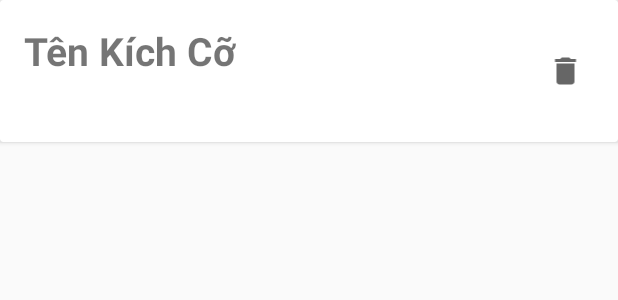
After one commit to phamquanghungkma/ManagementFoodApp, an Android app: the layout layout_addon_size_item.xml on its own in the app's theme, with its tools: preview values and no code run, on a phone screen of 412 x 824 dp. The commit adds this screen. Shown: the top 300 px of the screen. Run offline under Robolectric (Android 15) with nearby library versions, the phone set to English and light mode, and no system bars.

Commit message:
done vid 37

```diff
--- a/app/src/main/AndroidManifest.xml
+++ b/app/src/main/AndroidManifest.xml
@@ -9,10 +9,11 @@
         android:roundIcon="@mipmap/ic_launcher_round"
         android:supportsRtl="true"
         android:theme="@style/AppTheme">
+        <activity android:name=".SizeAddonEditActivity"></activity>
         <activity
             android:name=".HomeActivity"
             android:label="@string/title_activity_home"
-            android:theme="@style/AppTheme.NoActionBar"></activity>
+            android:theme="@style/AppTheme.NoActionBar" />
         <activity android:name=".MainActivity">
             <intent-filter>
                 <action android:name="android.intent.action.MAIN" />
--- /dev/null
+++ b/app/src/main/java/com/tofukma/serverorderapp/eventbus/SelectSizeModel.kt
@@ -0,0 +1,6 @@
+package com.tofukma.serverorderapp.eventbus
+
+import com.tofukma.serverorderapp.model.SizeModel
+
+class SelectSizeModel(var sizeModel: SizeModel) {
+}
--- /dev/null
+++ b/app/src/main/java/com/tofukma/serverorderapp/eventbus/SizeAddonEditEvent.kt
@@ -0,0 +1,5 @@
+package com.tofukma.serverorderapp.eventbus
+
+class SizeAddonEditEvent(var isAddon:Boolean,var pos:Int) {
+
+}
--- /dev/null
+++ b/app/src/main/res/drawable/ic_baseline_delete_24.xml
@@ -0,0 +1,10 @@
+<vector xmlns:android="http://schemas.android.com/apk/res/android"
+    android:width="24dp"
+    android:height="24dp"
+    android:viewportWidth="24"
+    android:viewportHeight="24"
+    android:tint="?attr/colorControlNormal">
+  <path
+      android:fillColor="@android:color/white"
+      android:pathData="M6,19c0,1.1 0.9,2 2,2h8c1.1,0 2,-0.9 2,-2V7H6v12zM19,4h-3.5l-1,-1h-5l-1,1H5v2h14V4z"/>
+</vector>
--- /dev/null
+++ b/app/src/main/res/layout/layout_addon_size_item.xml
@@ -0,0 +1,43 @@
+<?xml version="1.0" encoding="utf-8"?>
+<androidx.cardview.widget.CardView
+    xmlns:android="http://schemas.android.com/apk/res/android"
+    android:layout_width="match_parent"
+    android:layout_height="wrap_content">
+
+    <LinearLayout
+        android:layout_width="match_parent"
+        android:layout_height="wrap_content"
+        android:orientation="horizontal"
+        android:weightSum="10"
+        android:padding="16dp">
+        <LinearLayout
+            android:layout_width="0dp"
+            android:layout_height="wrap_content"
+            android:layout_weight="9"
+            android:orientation="vertical">
+
+            <TextView
+                android:layout_width="match_parent"
+                android:layout_height="wrap_content"
+                android:id="@+id/txt_name"
+                android:text="Tên Kích Cỡ"
+                android:textStyle="bold"
+                android:textSize="26sp"></TextView>
+
+            <TextView
+                android:layout_width="match_parent"
+                android:layout_height="wrap_content"
+                android:id="@+id/txt_price"
+                android:textStyle="bold"
+                android:textSize="20sp"></TextView>
+
+        </LinearLayout>
+        <ImageView
+            android:layout_width="0dp"
+            android:id="@+id/img_delete"
+            android:layout_height="wrap_content"
+            android:layout_gravity="center"
+            android:layout_weight="1"
+            android:src="@drawable/ic_baseline_delete_24"/>
+    </LinearLayout>
+</androidx.cardview.widget.CardView>
--- a/app/src/main/res/values/styles.xml
+++ b/app/src/main/res/values/styles.xml
@@ -1,6 +1,6 @@
 <resources>
     <!-- Base application theme. -->
-    <style name="AppTheme" parent="Theme.AppCompat.Light.DarkActionBar">
+    <style name="AppTheme" parent="Theme.AppCompat.Light.NoActionBar">
         <!-- Customize your theme here. -->
         <item name="colorPrimary">@color/colorPrimary</item>
         <item name="colorPrimaryDark">@color/colorPrimaryDark</item>
@@ -15,5 +15,7 @@
     <style name="AppTheme.AppBarOverlay" parent="ThemeOverlay.AppCompat.Dark.ActionBar" />
 
     <style name="AppTheme.PopupOverlay" parent="ThemeOverlay.AppCompat.Light" />
-
+    <style name="ToolbarColoredBackArrow" parent="AppTheme">
+        <item name="android:textColorSecondary">@android:color/white</item>
+    </style>
 </resources>
```
Also changed, not shown: app/src/main/java/com/tofukma/serverorderapp/SizeAddonEditActivity.kt (added, +220 -0 lines), app/src/main/java/com/tofukma/serverorderapp/adapter/MyAddonAdapter.kt (added, +94 -0 lines), app/src/main/java/com/tofukma/serverorderapp/adapter/MySizeAdapter.kt (added, +87 -0 lines), app/src/main/java/com/tofukma/serverorderapp/eventbus/SelectAddonModel.kt (added, +7 -0 lines), app/src/main/java/com/tofukma/serverorderapp/eventbus/UpdateAddonModel.kt (added, +12 -0 lines), app/src/main/java/com/tofukma/serverorderapp/eventbus/UpdateSizeModel.kt (added, +11 -0 lines), app/src/main/java/com/tofukma/serverorderapp/ui/foodlist/FoodListFragment.kt (+36 -1 lines), app/src/main/res/drawable/ic_baseline_save_24.xml (added, +10 -0 lines), app/src/main/res/layout/activity_size_addon_edit.xml (added, +88 -0 lines), app/src/main/res/menu/menu_size_addon.xml (added, +9 -0 lines).
